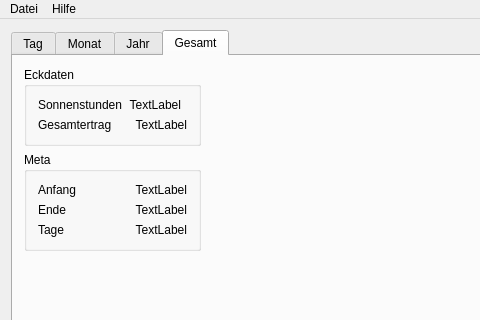
First picture: the form in src/ui/qsolanizer.ui, repository taxus13/QSolanizer, before the edit; both pictures show x 0 to 480 and y 0 to 320 of the 1029 by 673 pixel window.
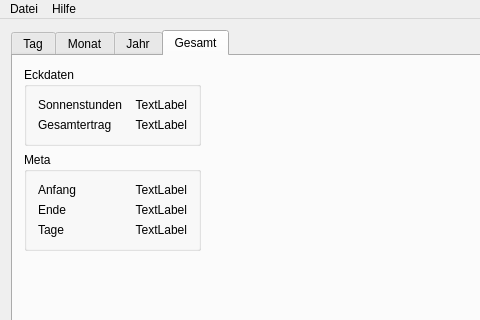
Second picture: the form after the edit. The open tabs and pages were chosen to show the change. Icons and pictures are not drawn. Custom widgets are drawn as their Qt base class.

What changed in the file:
```diff
--- a/src/ui/qsolanizer.ui
+++ b/src/ui/qsolanizer.ui
@@ -576,7 +576,7 @@
                      </property>
                     </widget>
                    </item>
-                   <item row="2" column="1">
+                   <item row="2" column="2">
                     <widget class="QLabel" name="lTotalDuration">
                      <property name="text">
                       <string>TextLabel</string>
```
Left out of the diff: 6 changed lines with no effect on the pictures.
